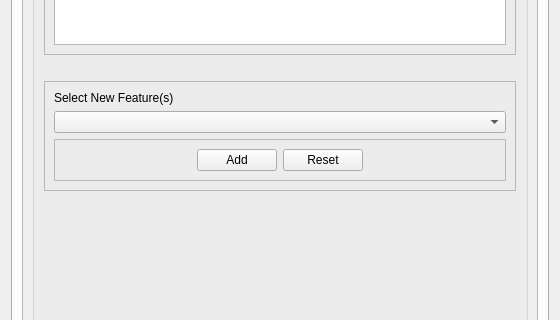
The window that arches_project_dialog_base.ui (k-int/arches-qgis-plugin) describes before a commit, drawn with Qt 5; both pictures show x 0 to 560 and y 290 to 610 of the 560 by 700 pixel window.
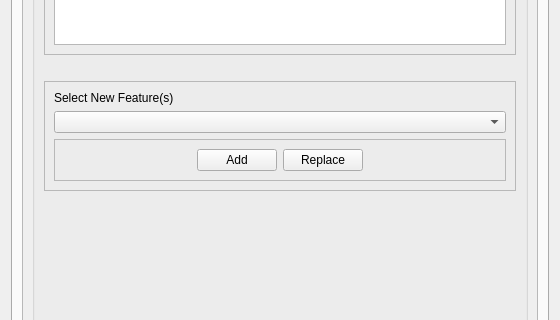
The same window after the commit.

Commit message: edit (add/replace) arches resource geom functionality

```diff
--- a/arches_project_dialog_base.ui
+++ b/arches_project_dialog_base.ui
@@ -572,7 +572,7 @@
                     <item>
                      <widget class="QPushButton" name="resetEditRes">
                       <property name="text">
-                       <string>Reset</string>
+                       <string>Replace</string>
                       </property>
                      </widget>
                     </item>
```
Left out of the diff: 2 changed lines with no effect on the pictures. The commit also changes 1 other file.
